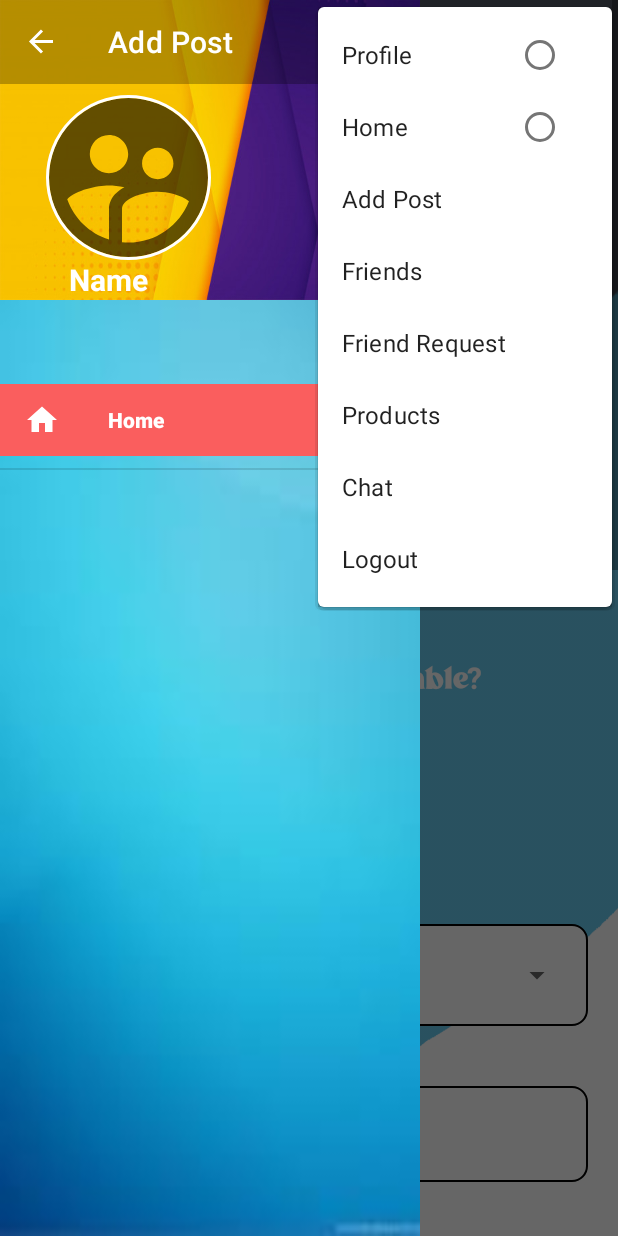
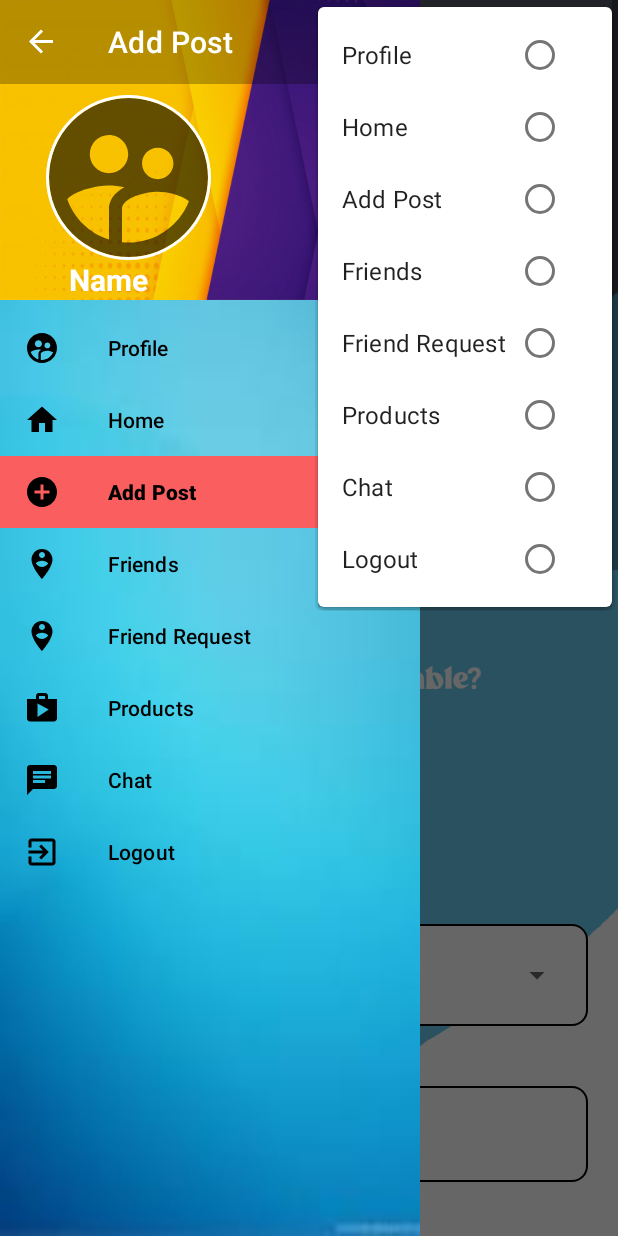
Before and after one commit to Sonamxrest/BuySellAndroid, an Android app: the fragment FriendRequest placed in its activity, in the options menu, after a tap on "Add Post", on a phone screen of 412 x 824 dp. Run offline under Robolectric (Android 15) with nearby library versions, the phone set to English and light mode, and no system bars; our stand-ins replace CircleImageView, Shimmer; libraries missing offline, so code that uses them is left out: com.xwray.groupie, io.socket.client, org.imaginativeworld.whynotimagecarousel; pictures from the network do not load; 22 statements that could not run were skipped.

Commit message:
FriendRequest

```diff
--- a/app/src/main/java/com/xrest/buysell/Adapters/RequestAdapter.kt
+++ b/app/src/main/java/com/xrest/buysell/Adapters/RequestAdapter.kt
@@ -24,7 +24,7 @@ class RequestAdapter(val request: Request, val context: Context):Item<GroupieVie
         var name: TextView = viewHolder.itemView.findViewById(R.id.name)
         var username = viewHolder.itemView.findViewById(R.id.username) as TextView
 
-        Glide.with(context).load("${RetroftiService.BASE_URL}images/${request.From?.Profile!!}").into(image)
+        Glide.with(context).load(RetroftiService.loadImage(request.From?.Profile!!)).into(image)
         name.text = request.From?.Name
         username.text = request.From?.Username
 
--- a/app/src/main/java/com/xrest/buysell/Fragments/FriendRequest.kt
+++ b/app/src/main/java/com/xrest/buysell/Fragments/FriendRequest.kt
@@ -5,6 +5,7 @@ import androidx.fragment.app.Fragment
 import android.view.LayoutInflater
 import android.view.View
 import android.view.ViewGroup
+import androidx.appcompat.app.AppCompatActivity
 import androidx.recyclerview.widget.LinearLayoutManager
 import androidx.recyclerview.widget.RecyclerView
 import com.xrest.buysell.Adapters.RequestAdapter
@@ -47,4 +48,8 @@ class FriendRequest : Fragment() {
         return view
     }
 
+    override fun onResume() {
+        super.onResume()
+        (requireActivity() as AppCompatActivity).supportActionBar?.title=""
+    }
 }
--- /dev/null
+++ b/app/src/main/res/drawable/border_radius.xml
@@ -0,0 +1,13 @@
+<?xml version="1.0" encoding="utf-8"?>
+<layer-list xmlns:android="http://schemas.android.com/apk/res/android">
+    <item
+        android:right="8dp">
+        <shape android:shape="rectangle">
+            <solid android:color="@color/colorPrimary" />
+            <corners
+                android:bottomRightRadius="50dp"
+                android:topRightRadius="50dp"
+                />
+        </shape>
+    </item>
+</layer-list>
--- a/app/src/main/res/drawable/menu_background_color_state.xml
+++ b/app/src/main/res/drawable/menu_background_color_state.xml
@@ -1,7 +1,7 @@
 <?xml version="1.0" encoding="utf-8"?>
 <selector xmlns:android="http://schemas.android.com/apk/res/android">
     <item
-        android:drawable="@color/colorPrimary"
+        android:drawable="@drawable/border_radius"
         android:state_checked="true"
         />
 </selector>
--- a/app/src/main/res/layout/confirm_request.xml
+++ b/app/src/main/res/layout/confirm_request.xml
@@ -61,18 +61,20 @@
                         android:layout_margin="5dp"
                         android:id="@+id/confirm"
                         android:layout_height="wrap_content"
-                        android:background="#1565C0"
+                        android:backgroundTint="#1565C0"
                         android:textColor="@color/white"
-                        android:text="Confirm"/>
+                        android:text="Accept"/>
                     <Button
                         android:layout_width="wrap_content"
-                        android:layout_height="wrap_content"
                         android:layout_weight="1"
                         android:layout_margin="5dp"
                         android:id="@+id/delete"
+                        android:layout_height="wrap_content"
+                        android:backgroundTint="#880404"
                         android:textColor="@color/white"
-                        android:background="#880404"
                         android:text="Delete"/>
+
+
                 </LinearLayout>
 
         </LinearLayout>
--- a/app/src/main/res/menu/side_nav.xml
+++ b/app/src/main/res/menu/side_nav.xml
@@ -10,8 +10,6 @@
         <item android:title="Home" android:id="@+id/home"
             android:icon="@drawable/ic_baseline_home_24"
             />
-    </group>
-
 
         <item android:title="Add Post"
             android:id="@+id/add"
@@ -37,4 +35,7 @@
         <item android:title="Logout"
             android:id="@+id/logout"
             android:icon="@drawable/ic_baseline_exit_to_app_24"/>
+    </group>
+
+
 </menu>
--- a/app/src/main/res/values/attr.xml
+++ b/app/src/main/res/values/attr.xml
@@ -1,6 +1,5 @@
 <resources>
     <attr name="colorNavigationItem" format="color" />
     <attr name="colorNavigationItemSelected" format="color" />
-
     <attr name="drawableNavigationItemBackground" format="reference" />
 </resources>
--- a/app/src/main/res/values/styles.xml
+++ b/app/src/main/res/values/styles.xml
@@ -23,8 +23,8 @@
         <item name="android:windowContentOverlay">@null</item>
         <item name="windowActionBarOverlay">true</item>
         <item name="colorPrimary">@android:color/transparent</item>
-        <item name="colorNavigationItem">@color/menu_item_color_state</item>
-        <item name="colorNavigationItemSelected">@color/colorWhite</item>
+        <item name="colorNavigationItem">@color/black</item>
+        <item name="colorNavigationItemSelected">@color/white</item>
         <item name="drawableNavigationItemBackground">@drawable/menu_background_color_state</item>
     </style>
     <style name="Widget.Custom.NavigationView" parent="Widget.Design.NavigationView">
```
Lines whose indentation alone changed are shown as unchanged.
